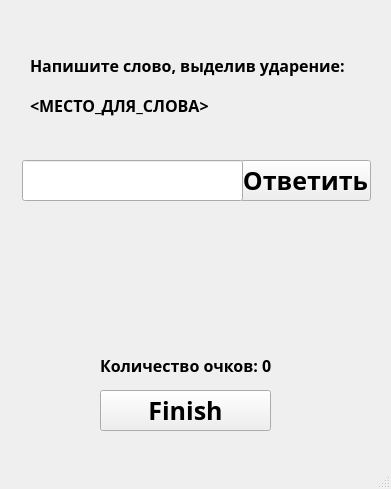
The window that ChallengeSessionUI.ui (Kirlevi/RusProjectStress) describes before a commit, drawn with Qt 5.
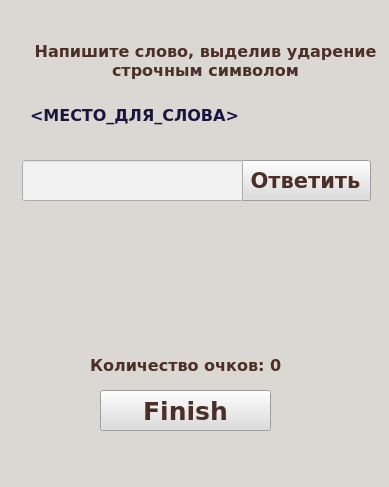
The same window after the commit. Icons and pictures are not drawn.

The edit to the form file:
```diff
--- a/ChallengeSessionUI.ui
+++ b/ChallengeSessionUI.ui
@@ -6,12 +6,15 @@
    <rect>
     <x>0</x>
     <y>0</y>
-    <width>391</width>
-    <height>489</height>
+    <width>389</width>
+    <height>487</height>
    </rect>
   </property>
   <property name="windowTitle">
-   <string>MainWindow</string>
+   <string>Тренажер</string>
+  </property>
+  <property name="styleSheet">
+   <string notr="true">background-color: rgb(219, 215, 210);</string>
   </property>
   <widget class="QWidget" name="centralwidget">
    <widget class="QPushButton" name="answer_btn">
@@ -25,12 +28,16 @@
     </property>
     <property name="font">
      <font>
-      <family>NovemberPro-Black</family>
-      <pointsize>19</pointsize>
+      <family>Verdana</family>
+      <pointsize>16</pointsize>
       <weight>75</weight>
       <bold>true</bold>
      </font>
     </property>
+    <property name="styleSheet">
+     <string notr="true">color: rgb(76, 47, 39);
+background-color: rgb(220, 220, 220);</string>
+    </property>
     <property name="text">
      <string>Ответить</string>
     </property>
@@ -39,40 +46,52 @@
     <property name="geometry">
      <rect>
       <x>30</x>
-      <y>50</y>
+      <y>40</y>
       <width>351</width>
-      <height>31</height>
+      <height>41</height>
      </rect>
     </property>
     <property name="font">
      <font>
-      <family>NovemberPro-Black</family>
+      <family>Verdana</family>
       <pointsize>12</pointsize>
       <weight>75</weight>
       <bold>true</bold>
      </font>
     </property>
+    <property name="styleSheet">
+     <string notr="true">color: rgb(76, 47, 39);</string>
+    </property>
     <property name="text">
-     <string>Напишите слово, выделив ударение:</string>
+     <string>Напишите слово, выделив ударение строчным символом</string>
+    </property>
+    <property name="alignment">
+     <set>Qt::AlignCenter</set>
+    </property>
+    <property name="wordWrap">
+     <bool>true</bool>
     </property>
    </widget>
    <widget class="QLabel" name="question_lbl">
     <property name="geometry">
      <rect>
       <x>30</x>
-      <y>90</y>
+      <y>100</y>
       <width>351</width>
       <height>31</height>
      </rect>
     </property>
     <property name="font">
      <font>
-      <family>NovemberPro-Black</family>
+      <family>Verdana</family>
       <pointsize>12</pointsize>
       <weight>75</weight>
       <bold>true</bold>
      </font>
     </property>
+    <property name="styleSheet">
+     <string notr="true">color: rgb(26, 21, 63);</string>
+    </property>
     <property name="text">
      <string>&lt;МЕСТО_ДЛЯ_СЛОВА&gt;</string>
     </property>
@@ -88,10 +107,13 @@
     </property>
     <property name="font">
      <font>
-      <family>Microsoft PhagsPa</family>
+      <family>Calibri</family>
       <pointsize>15</pointsize>
      </font>
     </property>
+    <property name="styleSheet">
+     <string notr="true">background-color: rgb(241, 241, 241);</string>
+    </property>
    </widget>
    <widget class="QLabel" name="heart_1">
     <property name="geometry">
@@ -102,6 +124,9 @@
       <height>81</height>
      </rect>
     </property>
+    <property name="styleSheet">
+     <string notr="true">background-color: rgb(219, 215, 210);</string>
+    </property>
     <property name="text">
      <string/>
     </property>
@@ -153,20 +178,24 @@
    <widget class="QLabel" name="score_lbl">
     <property name="geometry">
      <rect>
-      <x>100</x>
+      <x>90</x>
       <y>350</y>
-      <width>231</width>
+      <width>191</width>
       <height>31</height>
      </rect>
     </property>
     <property name="font">
      <font>
-      <family>NovemberPro-Black</family>
+      <family>Verdana</family>
       <pointsize>12</pointsize>
       <weight>75</weight>
+      <italic>false</italic>
       <bold>true</bold>
      </font>
     </property>
+    <property name="styleSheet">
+     <string notr="true">color: rgb(76, 47, 39);</string>
+    </property>
     <property name="text">
      <string>Количество очков: 0</string>
     </property>
@@ -182,12 +211,16 @@
     </property>
     <property name="font">
      <font>
-      <family>NovemberPro-Black</family>
+      <family>Verdana</family>
       <pointsize>19</pointsize>
       <weight>75</weight>
       <bold>true</bold>
      </font>
     </property>
+    <property name="styleSheet">
+     <string notr="true">color: rgb(76, 47, 39);
+background-color: rgb(220, 220, 220);</string>
+    </property>
     <property name="text">
      <string>Finish</string>
     </property>
```
Left out of the diff: 2 changed lines with no effect on the pictures.
